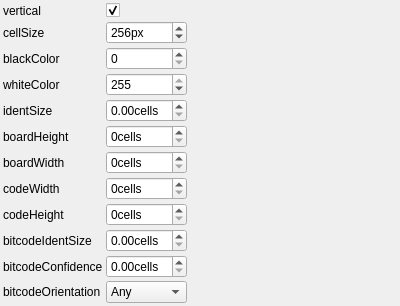
Above: utils/corestructs/coreWidgets/bitcodeBoardParamsBaseControlWidget.ui from NickPenkrat/corecvs before the change. Below: the same form after it.
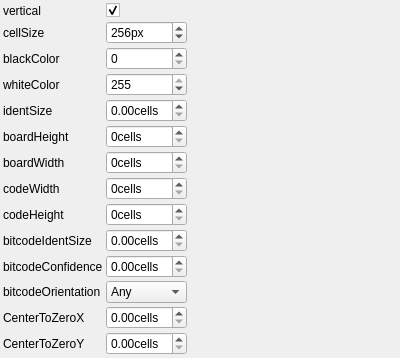
That is the form after the change. Icons and pictures are not drawn.

Patch:
```diff
--- a/utils/corestructs/coreWidgets/bitcodeBoardParamsBaseControlWidget.ui
+++ b/utils/corestructs/coreWidgets/bitcodeBoardParamsBaseControlWidget.ui
@@ -304,7 +304,41 @@
        </property>
      </widget>
     </item>
-   <item row="12" column="0">
+    <item row="12" column="0">
+     <widget class="QLabel" name="label_12">
+       <property name="text">
+         <string>CenterToZeroX</string>
+       </property>
+     </widget>
+    </item>
+    <item row="12" column="1">
+     <widget class="QDoubleSpinBox" name="centerToZeroXSpinBox">
+       <property name="toolTip">
+         <string>X Distance from grid center to Traget Point</string>
+       </property>
+       <property name="suffix">
+        <string>cells</string>
+       </property>
+     </widget>
+    </item>
+    <item row="13" column="0">
+     <widget class="QLabel" name="label_13">
+       <property name="text">
+         <string>CenterToZeroY</string>
+       </property>
+     </widget>
+    </item>
+    <item row="13" column="1">
+     <widget class="QDoubleSpinBox" name="centerToZeroYSpinBox">
+       <property name="toolTip">
+         <string>Y Distance from grid center to Traget Point</string>
+       </property>
+       <property name="suffix">
+        <string>cells</string>
+       </property>
+     </widget>
+    </item>
+   <item row="14" column="0">
     <spacer name="verticalSpacer">
      <property name="orientation">
       <enum>Qt::Vertical</enum>
@@ -317,7 +351,7 @@
      </property>
     </spacer>
    </item>
-   <item row="12" column="2">
+   <item row="14" column="2">
     <spacer name="horizontalSpacer">
      <property name="orientation">
       <enum>Qt::Horizontal</enum>
```
Left out of the diff: 12 changed lines with no effect on the pictures.
